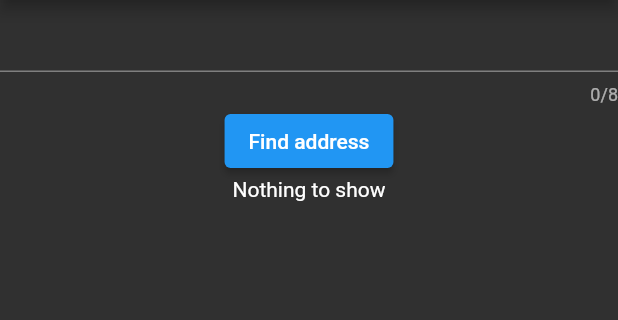
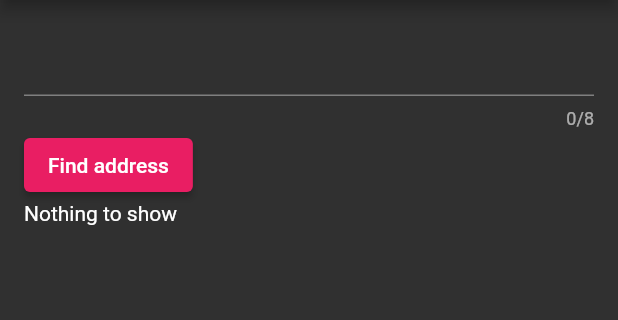
Before and after one commit to Lenonp/viacep_flutter, a Flutter app: the screen it shows after launch, on a phone screen of 412 x 824 dp, the part 84-404 px from its top. Run offline on Flutter 3.47's test engine with Material 2 defaults, Android fonts, the phone set to English and light mode, and no system bars.

Commit message:
Fixing some visuals

```diff
--- a/lib/main.dart
+++ b/lib/main.dart
@@ -1,5 +1,6 @@
 import 'package:flutter/material.dart';
 import 'package:viacep/screens/home.dart';
+import 'package:viacep/themes/main_theme.dart';
 
 void main() {
   runApp(const ViaCEP());
@@ -12,7 +13,7 @@ const ViaCEP({ Key? key }) : super(key: key);
   Widget build(BuildContext context){
     return MaterialApp(
       title: 'ViaCEP',
-      theme: ThemeData.dark(),
+      theme: MainTheme,
       home: Home(),
     );
   }
--- a/lib/screens/home.dart
+++ b/lib/screens/home.dart
@@ -20,8 +20,10 @@ class _HomeState extends State<Home> {
       appBar: AppBar(
         title: Text('ViaCEP'),
       ),
-      body: Center(
+      body: Padding(
+        padding: EdgeInsets.all(16.0),
         child: Column(
+          crossAxisAlignment: CrossAxisAlignment.start,
           children: [
             TextField(controller: cepTextController, keyboardType: TextInputType.number, maxLength: 8,),
             ElevatedButton(onPressed: () {
@@ -29,19 +31,31 @@ class _HomeState extends State<Home> {
               setState(() {
                 futureAddress = addressService.fetchAddress();
               });
-            }, child: Text('Find address')),
+              },
+              child: Text('Find address'),
+            ),
 
-            (futureAddress == null) ? Text('Nothing to show') : FutureBuilder<Address>(future: futureAddress, builder: ((context, snapshot) {
+            (futureAddress == null) ? Text('Nothing to show') : _AddressView(futureAddress: futureAddress),
+          ],
+        ),
+      ),
+    );
+  }
+}
+
+class _AddressView extends StatelessWidget {
+  final Future<Address>? futureAddress;
+  const _AddressView({Key? key, required this.futureAddress}) : super(key: key);
+
+  @override
+  Widget build(BuildContext context) {
+    return FutureBuilder<Address>(future: futureAddress, builder: ((context, snapshot) {
               if(snapshot.hasData) {
                 return AddressComponent(data: snapshot.data!);
               } else if(snapshot.hasError) {
                 return Text('No address available');
               }
               return CircularProgressIndicator();
-            }),),
-          ],
-        ),
-      ),
-    );
+            }),);
   }
 }
--- /dev/null
+++ b/lib/themes/main_theme.dart
@@ -0,0 +1,8 @@
+import 'package:flutter/material.dart';
+
+ThemeData MainTheme = ThemeData(
+  primaryColor: Colors.pink,
+  primarySwatch: Colors.pink,
+  brightness: Brightness.dark,
+
+);
```
Also changed, not shown: lib/components/address_component.dart (+27 -5 lines).
